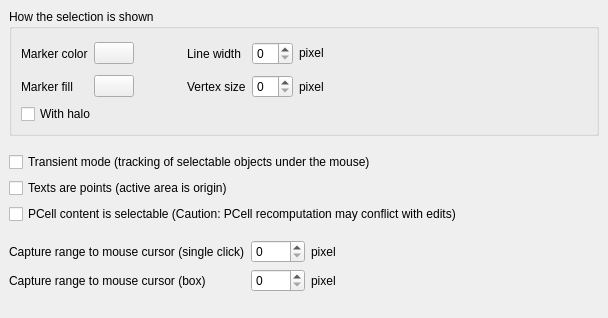
First picture: the form in src/layui/layui/LayoutViewConfigPage2c.ui, repository KLayout/klayout, before the edit.
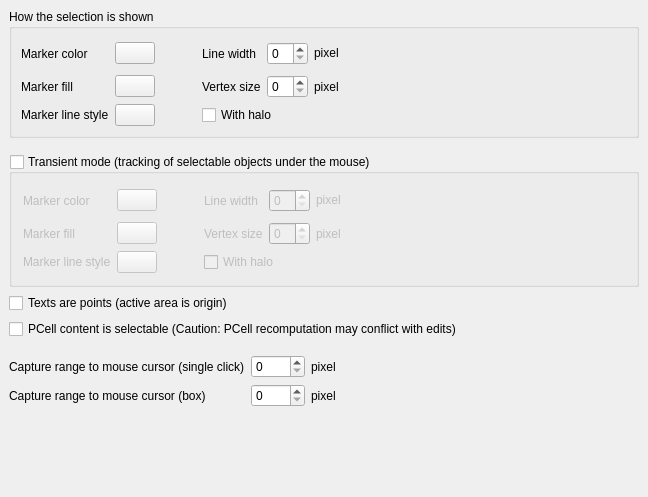
Second picture: the form after the edit. Custom widgets are drawn as their Qt base class.

Commit message:
Extended (transient) selection config
- Line style can be configured for selection + transient selection
- Transient selection has it's own styles

Diff of the .ui file:
```diff
--- a/src/layui/layui/LayoutViewConfigPage2c.ui
+++ b/src/layui/layui/LayoutViewConfigPage2c.ui
@@ -6,8 +6,8 @@
    <rect>
     <x>0</x>
     <y>0</y>
-    <width>608</width>
-    <height>318</height>
+    <width>648</width>
+    <height>497</height>
    </rect>
   </property>
   <property name="windowTitle">
@@ -50,13 +50,37 @@
       <property name="spacing">
        <number>6</number>
       </property>
-      <item row="1" column="1">
-       <widget class="lay::DitherPatternSelectionButton" name="stipple_pb">
+      <item row="1" column="3">
+       <widget class="QLabel" name="vs_lbl">
+        <property name="text">
+         <string>Vertex size</string>
+        </property>
+       </widget>
+      </item>
+      <item row="1" column="0">
+       <widget class="QLabel" name="label">
+        <property name="text">
+         <string>Marker fill</string>
+        </property>
+       </widget>
+      </item>
+      <item row="0" column="1">
+       <widget class="lay::ColorButton" name="color_pb">
+        <property name="toolTip">
+         <string>The color in which the rulers are drawn</string>
+        </property>
         <property name="text">
          <string/>
         </property>
        </widget>
       </item>
+      <item row="0" column="3">
+       <widget class="QLabel" name="textLabel1_2">
+        <property name="text">
+         <string>Line width</string>
+        </property>
+       </widget>
+      </item>
       <item row="1" column="5">
        <widget class="QLabel" name="label_5">
         <property name="text">
@@ -64,42 +88,9 @@
         </property>
        </widget>
       </item>
-      <item row="0" column="6">
-       <spacer>
-        <property name="orientation">
-         <enum>Qt::Horizontal</enum>
-        </property>
-        <property name="sizeHint" stdset="0">
-         <size>
-          <width>71</width>
-          <height>31</height>
-         </size>
-        </property>
-       </spacer>
-      </item>
-      <item row="0" column="5">
-       <widget class="QLabel" name="textLabel2">
-        <property name="sizePolicy">
-         <sizepolicy hsizetype="Fixed" vsizetype="Fixed">
-          <horstretch>0</horstretch>
-          <verstretch>0</verstretch>
-         </sizepolicy>
-        </property>
-        <property name="text">
-         <string>pixel</string>
-        </property>
-       </widget>
-      </item>
       <item row="0" column="4">
        <widget class="QSpinBox" name="lw_spinbx"/>
       </item>
-      <item row="0" column="3">
-       <widget class="QLabel" name="textLabel1_2">
-        <property name="text">
-         <string>Line width</string>
-        </property>
-       </widget>
-      </item>
       <item row="0" column="2">
        <spacer>
         <property name="orientation">
@@ -116,26 +107,29 @@
         </property>
        </spacer>
       </item>
-      <item row="1" column="3">
-       <widget class="QLabel" name="vs_lbl">
+      <item row="1" column="1">
+       <widget class="lay::DitherPatternSelectionButton" name="stipple_pb">
         <property name="text">
-         <string>Vertex size</string>
+         <string/>
+        </property>
+       </widget>
+      </item>
+      <item row="0" column="5">
+       <widget class="QLabel" name="textLabel2">
+        <property name="sizePolicy">
+         <sizepolicy hsizetype="Fixed" vsizetype="Fixed">
+          <horstretch>0</horstretch>
+          <verstretch>0</verstretch>
+         </sizepolicy>
+        </property>
+        <property name="text">
+         <string>pixel</string>
         </property>
        </widget>
       </item>
       <item row="1" column="4">
        <widget class="QSpinBox" name="vs_spinbx"/>
       </item>
-      <item row="0" column="1">
-       <widget class="lay::ColorButton" name="color_pb">
-        <property name="toolTip">
-         <string>The color in which the rulers are drawn</string>
-        </property>
-        <property name="text">
-         <string/>
-        </property>
-       </widget>
-      </item>
       <item row="0" column="0">
        <widget class="QLabel" name="textLabel3_2">
         <property name="text">
@@ -143,20 +137,40 @@
         </property>
        </widget>
       </item>
-      <item row="1" column="0">
-       <widget class="QLabel" name="label">
-        <property name="text">
-         <string>Marker fill</string>
+      <item row="0" column="6">
+       <spacer>
+        <property name="orientation">
+         <enum>Qt::Horizontal</enum>
         </property>
-       </widget>
+        <property name="sizeHint" stdset="0">
+         <size>
+          <width>71</width>
+          <height>31</height>
+         </size>
+        </property>
+       </spacer>
       </item>
-      <item row="2" column="0" colspan="7">
+      <item row="2" column="3" colspan="4">
        <widget class="QCheckBox" name="halo_cb">
         <property name="text">
          <string>With halo</string>
         </property>
        </widget>
       </item>
+      <item row="2" column="0">
+       <widget class="QLabel" name="label_9">
+        <property name="text">
+         <string>Marker line style</string>
+        </property>
+       </widget>
+      </item>
+      <item row="2" column="1">
+       <widget class="lay::LineStyleSelectionButton" name="line_style_pb">
+        <property name="text">
+         <string/>
+        </property>
+       </widget>
+      </item>
      </layout>
     </widget>
    </item>
@@ -177,10 +191,139 @@
     </spacer>
    </item>
    <item>
-    <widget class="QCheckBox" name="transient_mode_cb">
-     <property name="text">
+    <widget class="QGroupBox" name="transient_mode_gb">
+     <property name="title">
       <string>Transient mode (tracking of selectable objects under the mouse)</string>
      </property>
+     <property name="checkable">
+      <bool>true</bool>
+     </property>
+     <property name="checked">
+      <bool>false</bool>
+     </property>
+     <layout class="QGridLayout" name="gridLayout_2">
+      <item row="0" column="0">
+       <widget class="QLabel" name="textLabel3_3">
+        <property name="text">
+         <string>Marker color</string>
+        </property>
+       </widget>
+      </item>
+      <item row="0" column="1">
+       <widget class="lay::ColorButton" name="transient_color_pb">
+        <property name="toolTip">
+         <string>The color in which the rulers are drawn</string>
+        </property>
+        <property name="text">
+         <string/>
+        </property>
+       </widget>
+      </item>
+      <item row="0" column="2">
+       <spacer name="spacer_2">
+        <property name="orientation">
+         <enum>Qt::Horizontal</enum>
+        </property>
+        <property name="sizeType">
+         <enum>QSizePolicy::Fixed</enum>
+        </property>
+        <property name="sizeHint" stdset="0">
+         <size>
+          <width>41</width>
+          <height>31</height>
+         </size>
+        </property>
+       </spacer>
+      </item>
+      <item row="0" column="3">
+       <widget class="QLabel" name="textLabel1_3">
+        <property name="text">
+         <string>Line width</string>
+        </property>
+       </widget>
+      </item>
+      <item row="0" column="4">
+       <widget class="QSpinBox" name="transient_lw_spinbx"/>
+      </item>
+      <item row="0" column="5">
+       <widget class="QLabel" name="textLabel2_2">
+        <property name="sizePolicy">
+         <sizepolicy hsizetype="Fixed" vsizetype="Fixed">
+          <horstretch>0</horstretch>
+          <verstretch>0</verstretch>
+         </sizepolicy>
+        </property>
+        <property name="text">
+         <string>pixel</string>
+        </property>
+       </widget>
+      </item>
+      <item row="0" column="6">
+       <spacer name="spacer">
+        <property name="orientation">
+         <enum>Qt::Horizontal</enum>
+        </property>
+        <property name="sizeHint" stdset="0">
+         <size>
+          <width>241</width>
+          <height>31</height>
+         </size>
+        </property>
+       </spacer>
+      </item>
+      <item row="1" column="0">
+       <widget class="QLabel" name="label_8">
+        <property name="text">
+         <string>Marker fill</string>
+        </property>
+       </widget>
+      </item>
+      <item row="1" column="1">
+       <widget class="lay::DitherPatternSelectionButton" name="transient_stipple_pb">
+        <property name="text">
+         <string/>
+        </property>
+       </widget>
+      </item>
+      <item row="1" column="3">
+       <widget class="QLabel" name="vs_lbl_2">
+        <property name="text">
+         <string>Vertex size</string>
+        </property>
+       </widget>
+      </item>
+      <item row="1" column="4">
+       <widget class="QSpinBox" name="transient_vs_spinbx"/>
+      </item>
+      <item row="1" column="5">
+       <widget class="QLabel" name="label_7">
+        <property name="text">
+         <string>pixel</string>
+        </property>
+       </widget>
+      </item>
+      <item row="2" column="3" colspan="4">
+       <widget class="QCheckBox" name="transient_halo_cb">
+        <property name="text">
+         <string>With halo</string>
+        </property>
+       </widget>
+      </item>
+      <item row="2" column="1">
+       <widget class="lay::LineStyleSelectionButton" name="transient_line_style_pb">
+        <property name="text">
+         <string/>
+        </property>
+       </widget>
+      </item>
+      <item row="2" column="0">
+       <widget class="QLabel" name="label_10">
+        <property name="text">
+         <string>Marker line style</string>
+        </property>
+       </widget>
+      </item>
+     </layout>
     </widget>
    </item>
    <item>
@@ -319,6 +462,11 @@
    <extends>QPushButton</extends>
    <header>layWidgets.h</header>
   </customwidget>
+  <customwidget>
+   <class>lay::LineStyleSelectionButton</class>
+   <extends>QPushButton</extends>
+   <header>layWidgets.h</header>
+  </customwidget>
  </customwidgets>
  <tabstops>
   <tabstop>color_pb</tabstop>
```
Left out of the diff: 2 changed lines with no effect on the pictures. The commit also changes 6 other files.
